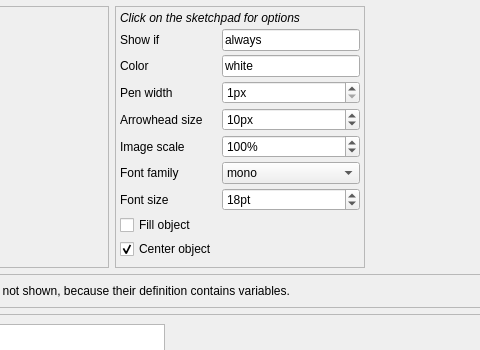
The window that resources/sketchpad_widget.ui (open-cogsci/OpenSesame) describes before a commit, drawn with Qt 5; both pictures show x 101 to 581 and y 0 to 350 of the 851 by 598 pixel window.
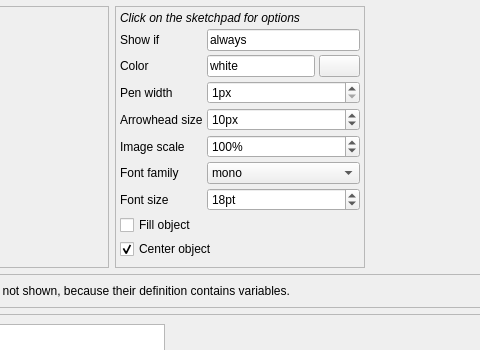
The same window after the commit. Icons and pictures are not drawn.

Commit message: Add colorpicker dialogs throughout the GUI

```diff
--- a/resources/sketchpad_widget.ui
+++ b/resources/sketchpad_widget.ui
@@ -412,7 +412,7 @@
                     </property>
                    </widget>
                   </item>
-                  <item row="3" column="1">
+                  <item row="3" column="1" colspan="2">
                    <widget class="QSpinBox" name="spin_penwidth">
                     <property name="sizePolicy">
                      <sizepolicy hsizetype="Preferred" vsizetype="Fixed">
@@ -441,7 +441,7 @@
                     </property>
                    </widget>
                   </item>
-                  <item row="4" column="1">
+                  <item row="4" column="1" colspan="2">
                    <widget class="QSpinBox" name="spin_arrow_size">
                     <property name="toolTip">
                      <string>Size of the arrowhead</string>
@@ -461,7 +461,7 @@
                     </property>
                    </widget>
                   </item>
-                  <item row="5" column="1">
+                  <item row="5" column="1" colspan="2">
                    <widget class="QDoubleSpinBox" name="spin_scale">
                     <property name="toolTip">
                      <string>Image scaling in %</string>
@@ -490,7 +490,7 @@
                     </property>
                    </widget>
                   </item>
-                  <item row="6" column="1">
+                  <item row="6" column="1" colspan="2">
                    <widget class="QComboBox" name="combobox_font_family">
                     <property name="toolTip">
                      <string>Font family</string>
@@ -519,7 +519,7 @@
                     </property>
                    </widget>
                   </item>
-                  <item row="7" column="1">
+                  <item row="7" column="1" colspan="2">
                    <widget class="QSpinBox" name="spin_font_size">
                     <property name="toolTip">
                      <string>Font size</string>
@@ -535,17 +535,7 @@
                     </property>
                    </widget>
                   </item>
-                  <item row="8" column="0">
-                   <widget class="QCheckBox" name="checkbox_fill">
-                    <property name="toolTip">
-                     <string>Check to draw filled objects</string>
-                    </property>
-                    <property name="text">
-                     <string>Fill object</string>
-                    </property>
-                   </widget>
-                  </item>
-                  <item row="9" column="0">
+                  <item row="9" column="0" colspan="3">
                    <widget class="QCheckBox" name="checkbox_center">
                     <property name="toolTip">
                      <string>Center the object</string>
@@ -580,7 +570,7 @@
                     </property>
                    </widget>
                   </item>
-                  <item row="1" column="1">
+                  <item row="1" column="1" colspan="2">
                    <widget class="QLineEdit" name="edit_show_if">
                     <property name="text">
                      <string>always</string>
@@ -594,6 +584,27 @@
                     </property>
                    </widget>
                   </item>
+                  <item row="2" column="2">
+                   <widget class="QPushButton" name="button_colorpicker">
+                    <property name="text">
+                     <string/>
+                    </property>
+                    <property name="icon">
+                     <iconset resource="icons.qrc">
+                      <normaloff>:/icons/colorpicker.png</normaloff>:/icons/colorpicker.png</iconset>
+                    </property>
+                   </widget>
+                  </item>
+                  <item row="8" column="0" colspan="3">
+                   <widget class="QCheckBox" name="checkbox_fill">
+                    <property name="toolTip">
+                     <string>Check to draw filled objects</string>
+                    </property>
+                    <property name="text">
+                     <string>Fill object</string>
+                    </property>
+                   </widget>
+                  </item>
                  </layout>
                 </widget>
                </item>
```
Left out of the diff: 6 changed lines with no effect on the pictures. The commit also changes 31 other files.
